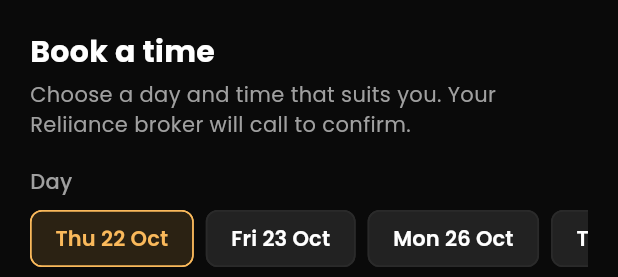
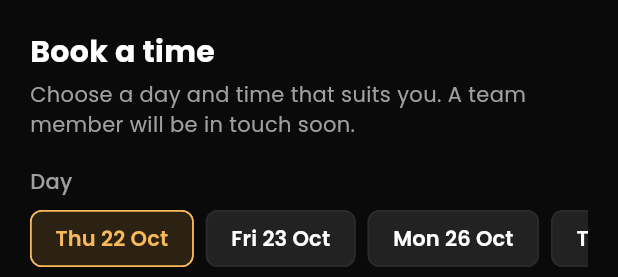
Before and after one commit to Shanny-dot/rrc_app, a Flutter app: the _BookTimeSheet widget shown alone on an empty page, opened directly with empty values, on a phone screen of 412 x 824 dp. Shown: the top 277 px of the screen. Run offline on Flutter 3.47's test engine with Material 3 defaults, Android fonts, the phone set to English and light mode, and no system bars; our stand-ins replace app_links, firebase_core, firebase_messaging, flutter_contacts, flutter_secure_storage, google_fonts and 4 more; missing offline and left inert: add_2_calendar, flutter_facebook_auth, mobile_scanner, play_install_referrer; accounts and stored records are empty; network calls fail.

Commit message:
Client round (not pushed: no APK until backend is finished)
- Referral tracker: Invited, Pending, Signed up, Points added
- Book a time: message from the admin site, 'A team member will be in touch soon'
- Contact us card removed from Home
- Welcome tour wording; referral points when friends join
- Event page: 'Your rewards for this event' card

Co-Authored-By: Claude Opus 5.5 <noreply@anthropic.com>

```diff
--- a/lib/screens/redesign/help_screen.dart
+++ b/lib/screens/redesign/help_screen.dart
@@ -12,7 +12,10 @@ import 'welcome_tour.dart';
 
 /// Contact details and help content, edited by staff on the admin "Help & Contact" page.
 class ProgramContact {
+  static const defaultBookTimeMessage = 'Choose a day and time that suits you. A team member will be in touch soon.';
+
   final String cardTitle;
+  final String bookTimeMessage;
   final String name;
   final String phone;
   final String email;
@@ -24,6 +27,7 @@ class ProgramContact {
 
   const ProgramContact({
     this.cardTitle = 'Contact us',
+    this.bookTimeMessage = defaultBookTimeMessage,
     this.name = 'Your Reliiance broker',
     this.phone = '',
     this.email = '',
@@ -54,6 +58,7 @@ class ProgramContact {
     String v(String key) => (c[key] ?? '').trim();
     return _cached = ProgramContact(
       cardTitle: v('contact_card_title').isEmpty ? 'Contact us' : v('contact_card_title'),
+      bookTimeMessage: v('book_time_message').isEmpty ? defaultBookTimeMessage : v('book_time_message'),
       name: v('contact_name').isEmpty ? 'Your Reliiance broker' : v('contact_name'),
       phone: v('contact_phone'),
       email: v('contact_email'),
@@ -300,7 +305,7 @@ class _BookTimeSheetState extends State<_BookTimeSheet> {
     if (!mounted) return;
     if (res['success'] == true) {
       Navigator.pop(context);
-      showToast(context, 'Request sent. ${widget.info.name} will be in touch to confirm a time.');
+      showToast(context, 'Request sent. A team member will be in touch soon.');
     } else {
       setState(() {
         _sending = false;
@@ -335,7 +340,7 @@ class _BookTimeSheetState extends State<_BookTimeSheet> {
           children: [
             Text('Book a time', style: AppTextStyles.h3),
             const SizedBox(height: 4),
-            Text('Choose a day and time that suits you. ${widget.info.name} will call to confirm.', style: AppTextStyles.bodyMedium),
+            Text(widget.info.bookTimeMessage, style: AppTextStyles.bodyMedium),
             const SizedBox(height: 18),
             Text('Day', style: AppTextStyles.labelMedium),
             const SizedBox(height: 8),
--- a/lib/screens/redesign/welcome_tour.dart
+++ b/lib/screens/redesign/welcome_tour.dart
@@ -14,9 +14,9 @@ class _TourPage {
 
 const _pages = [
   _TourPage(Icons.workspace_premium_outlined, 'Welcome to Reliiance Rewards',
-      'A thank-you for being part of the Reliiance family. Here\'s how it works in three quick steps.'),
+      'Discover exclusive rewards, experiences and benefits designed to give you more from Reliiance. Here\'s how it works.'),
   _TourPage(Icons.stars_rounded, 'Earn points',
-      'Collect points when friends you refer settle a home loan, when you attend Reliiance events, and with surprise bonuses along the way.'),
+      'Collect points when friends you refer join, when you attend Reliiance events, and with surprise bonuses along the way.'),
   _TourPage(Icons.person_add_alt_1_rounded, 'Refer in a tap',
       'Share your personal code by SMS, WhatsApp or email from the Referrals tab, then follow each friend\'s progress right here.'),
   _TourPage(Icons.card_giftcard_rounded, 'Redeem rewards',
```
Also changed, not shown: lib/screens/redesign/events_tab.dart (+41 -6 lines), lib/screens/redesign/home_tab.dart (+5 -7 lines), lib/screens/redesign/referrals_tab.dart (+11 -8 lines).
